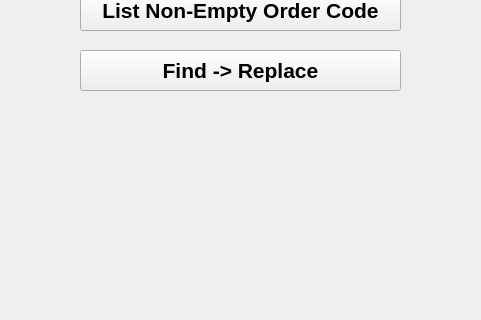
Above: main.ui from jfunston/omega4py before the change; both pictures show x 100 to 581 and y 379 to 699 of the 1199 by 799 pixel window. Below: the same form after it.
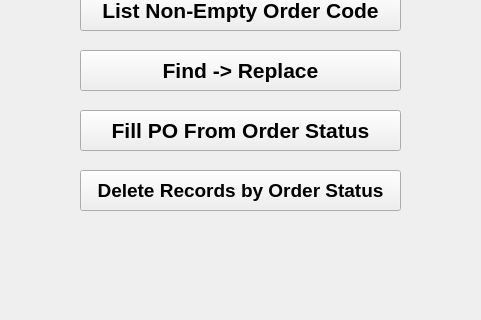
That is the form after the change.

Commit message: Fill PO, Delete by Order status

Patch:
```diff
--- a/main.ui
+++ b/main.ui
@@ -178,6 +178,52 @@
      <bool>true</bool>
     </property>
    </widget>
+   <widget class="QPushButton" name="FillPObyOrderStatusButton">
+    <property name="geometry">
+     <rect>
+      <x>180</x>
+      <y>470</y>
+      <width>321</width>
+      <height>41</height>
+     </rect>
+    </property>
+    <property name="font">
+     <font>
+      <pointsize>16</pointsize>
+      <weight>75</weight>
+      <bold>true</bold>
+     </font>
+    </property>
+    <property name="text">
+     <string>Fill PO From Order Status</string>
+    </property>
+    <property name="autoDefault">
+     <bool>true</bool>
+    </property>
+   </widget>
+   <widget class="QPushButton" name="DeletebyOrderStatusButton">
+    <property name="geometry">
+     <rect>
+      <x>180</x>
+      <y>530</y>
+      <width>321</width>
+      <height>41</height>
+     </rect>
+    </property>
+    <property name="font">
+     <font>
+      <pointsize>14</pointsize>
+      <weight>75</weight>
+      <bold>true</bold>
+     </font>
+    </property>
+    <property name="text">
+     <string>Delete Records by Order Status</string>
+    </property>
+    <property name="autoDefault">
+     <bool>true</bool>
+    </property>
+   </widget>
   </widget>
   <widget class="QMenuBar" name="menubar">
    <property name="geometry">
```
Left out of the diff: 2 changed lines with no effect on the pictures. The commit also changes 7 other files.
